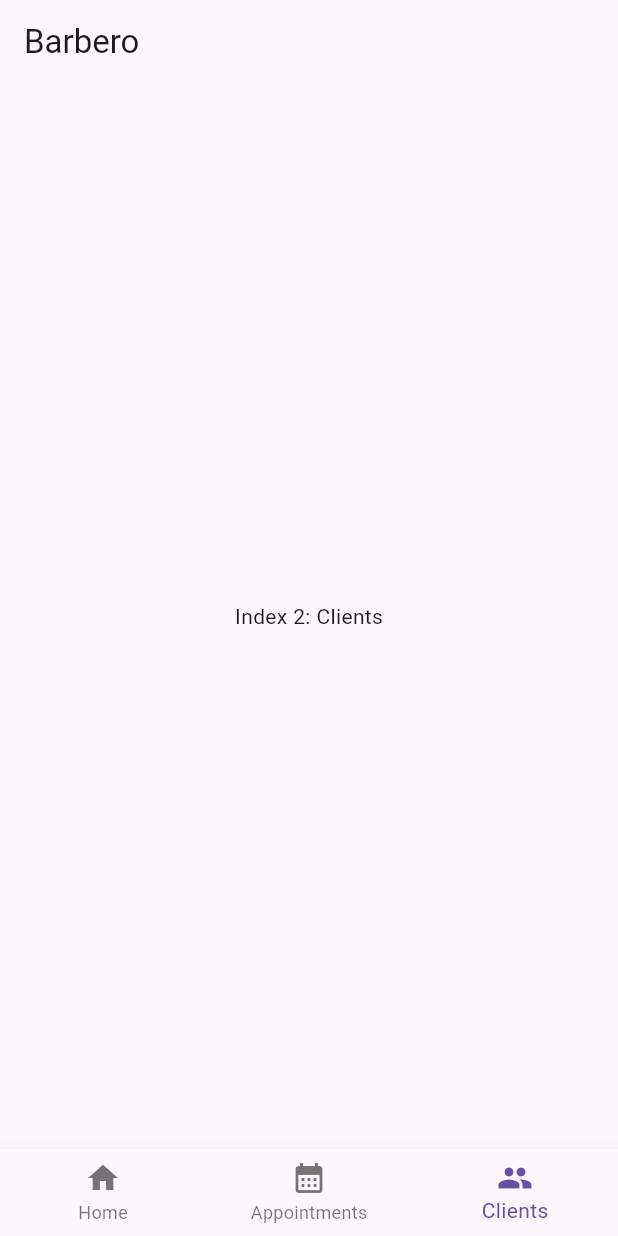
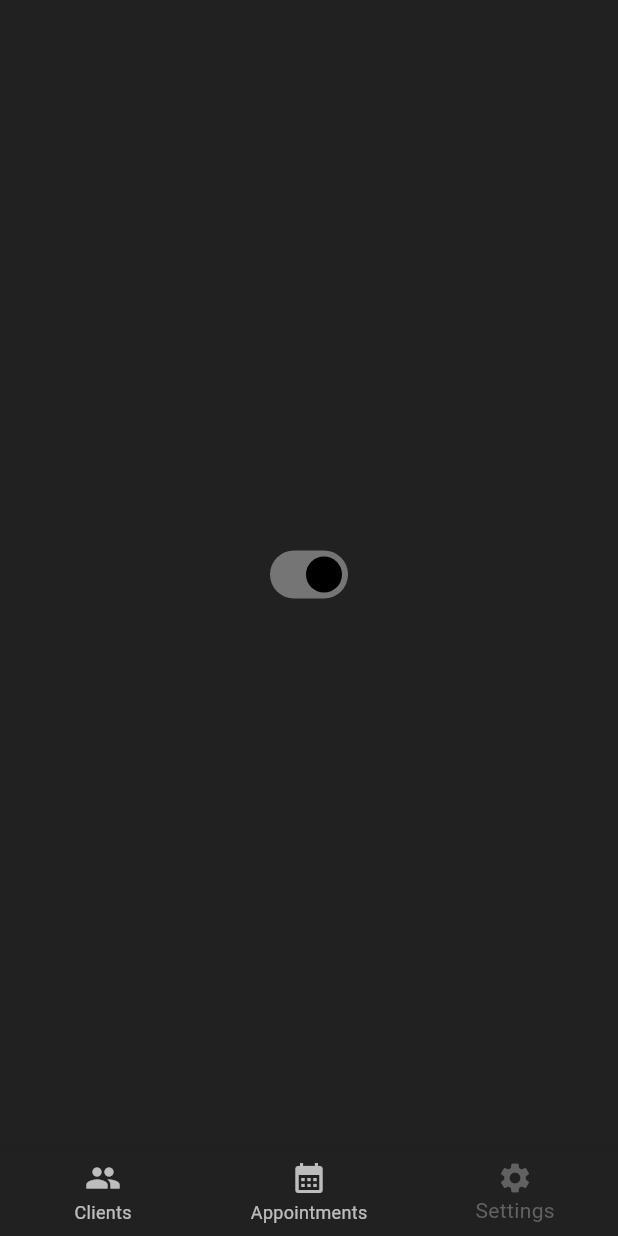
Before and after one commit to GiulioCallegarin/Barbero, a Flutter app: the screen it shows after launch, item 3 of the bottom bar chosen, on a phone screen of 412 x 824 dp. Run offline on Flutter 3.47's test engine with Material 3 defaults, Android fonts, the phone set to English and light mode, and no system bars.

Commit message:
ThemeProvider and toggle

```diff
--- /dev/null
+++ b/lib/app_router.dart
@@ -0,0 +1,48 @@
+import 'package:barbero/pages/appointments_page.dart';
+import 'package:barbero/pages/clients_page.dart';
+import 'package:barbero/pages/settings_page.dart';
+import 'package:flutter/material.dart';
+
+class AppRouter extends StatefulWidget {
+  const AppRouter({super.key});
+
+  @override
+  State<AppRouter> createState() => _AppRouterState();
+}
+
+class _AppRouterState extends State<AppRouter> {
+  int _selectedIndex = 0;
+
+  static const List<Widget> _widgetOptions = <Widget>[
+    ClientsPage(),
+    AppointmentsPage(),
+    SettingsPage(),
+  ];
+
+  List<BottomNavigationBarItem> get navBarItems {
+    return const <BottomNavigationBarItem>[
+      BottomNavigationBarItem(icon: Icon(Icons.people), label: 'Clients'),
+      BottomNavigationBarItem(
+        icon: Icon(Icons.calendar_month),
+        label: 'Appointments',
+      ),
+      BottomNavigationBarItem(icon: Icon(Icons.settings), label: 'Settings'),
+    ];
+  }
+
+  @override
+  Widget build(BuildContext context) {
+    return Scaffold(
+      body: Center(child: _widgetOptions.elementAt(_selectedIndex)),
+      bottomNavigationBar: BottomNavigationBar(
+        items: navBarItems,
+        currentIndex: _selectedIndex,
+        onTap: (int index) {
+          setState(() {
+            _selectedIndex = index;
+          });
+        },
+      ),
+    );
+  }
+}
--- a/lib/main.dart
+++ b/lib/main.dart
@@ -1,53 +1,31 @@
-import 'package:barbero/screens/appointments_screen.dart';
-import 'package:barbero/screens/clients_screen.dart';
-import 'package:barbero/screens/home_screen.dart';
+import 'package:barbero/app_router.dart';
+import 'package:barbero/theme/theme_provider.dart';
 import 'package:flutter/material.dart';
+import 'package:provider/provider.dart';
 
-void main() {
-  runApp(const MyApp());
+void main() async {
+  await init();
+  runApp(
+    ChangeNotifierProvider(
+      create: (context) => ThemeProvider(),
+      child: MyApp(),
+    ),
+  );
 }
 
-class MyApp extends StatefulWidget {
-  const MyApp({super.key});
-
-  @override
-  State<MyApp> createState() => _MyAppState();
+Future<void> init() async {
+  WidgetsFlutterBinding.ensureInitialized();
 }
 
-class _MyAppState extends State<MyApp> {
-  int _selectedIndex = 0;
-
-  static const List<Widget> _widgetOptions = <Widget>[
-    HomeScreen(),
-    AppointmentsScreen(),
-    ClientsScreen(),
-  ];
+class MyApp extends StatelessWidget {
+  const MyApp({super.key});
 
   @override
   Widget build(BuildContext context) {
     return MaterialApp(
-      darkTheme: ThemeData.dark(),
-      home: Scaffold(
-        appBar: AppBar(title: const Text('Barbero')),
-        body: Center(child: _widgetOptions.elementAt(_selectedIndex)),
-        bottomNavigationBar: BottomNavigationBar(
-          items: const <BottomNavigationBarItem>[
-            BottomNavigationBarItem(icon: Icon(Icons.home), label: 'Home'),
-            BottomNavigationBarItem(
-              icon: Icon(Icons.calendar_month),
-              label: 'Appointments',
-            ),
-            BottomNavigationBarItem(icon: Icon(Icons.people), label: 'Clients'),
-          ],
-          currentIndex: _selectedIndex,
-          selectedItemColor: Colors.deepPurpleAccent[800],
-          onTap: (int index) {
-            setState(() {
-              _selectedIndex = index;
-            });
-          },
-        ),
-      ),
+      debugShowCheckedModeBanner: false,
+      home: AppRouter(),
+      theme: Provider.of<ThemeProvider>(context).themeData,
     );
   }
 }
--- /dev/null
+++ b/lib/models/appointment_type.dart
@@ -0,0 +1,6 @@
+class AppointmentType {
+  late int id;
+  late String name;
+  late double defaultPrice;
+  late int defaultDuration;
+}
--- a/lib/screens/appointments_screen.dart
+++ b/lib/pages/appointments_page.dart
@@ -1,7 +1,7 @@
 import 'package:flutter/material.dart';
 
-class AppointmentsScreen extends StatelessWidget {
-  const AppointmentsScreen({super.key});
+class AppointmentsPage extends StatelessWidget {
+  const AppointmentsPage({super.key});
 
   @override
   Widget build(BuildContext context) {
--- /dev/null
+++ b/lib/pages/settings_page.dart
@@ -0,0 +1,22 @@
+import 'package:barbero/theme/theme_provider.dart';
+import 'package:flutter/material.dart';
+import 'package:provider/provider.dart';
+
+class SettingsPage extends StatelessWidget {
+  const SettingsPage({super.key});
+
+  @override
+  Widget build(BuildContext context) {
+    return Center(
+      child: Switch(
+        value: Provider.of<ThemeProvider>(context).isDarkMode,
+        onChanged:
+            (value) =>
+                Provider.of<ThemeProvider>(
+                  context,
+                  listen: false,
+                ).toggleTheme(),
+      ),
+    );
+  }
+}
--- a/lib/screens/clients_screen.dart
+++ /dev/null
@@ -1,10 +0,0 @@
-import 'package:flutter/material.dart';
-
-class ClientsScreen extends StatelessWidget {
-  const ClientsScreen({super.key});
-
-  @override
-  Widget build(BuildContext context) {
-    return Center(child: Text('Index 2: Clients'));
-  }
-}
--- a/lib/screens/home_screen.dart
+++ /dev/null
@@ -1,10 +0,0 @@
-import 'package:flutter/material.dart';
-
-class HomeScreen extends StatelessWidget {
-  const HomeScreen({super.key});
-
-  @override
-  Widget build(BuildContext context) {
-    return Center(child: Text('Index 0: Home'));
-  }
-}
--- /dev/null
+++ b/lib/theme/dark_mode.dart
@@ -0,0 +1,11 @@
+import 'package:flutter/material.dart';
+
+ThemeData darkMode = ThemeData(
+  colorScheme: ColorScheme.dark(
+    surface: Colors.grey.shade900,
+    primary: Colors.grey.shade600,
+    secondary: Colors.grey.shade700,
+    tertiary: Colors.grey.shade800,
+    inversePrimary: Colors.grey.shade300,
+  ),
+);
--- /dev/null
+++ b/lib/theme/light_mode.dart
@@ -0,0 +1,11 @@
+import 'package:flutter/material.dart';
+
+ThemeData lightMode = ThemeData(
+  colorScheme: ColorScheme.light(
+    surface: Colors.grey.shade300,
+    primary: Colors.grey.shade500,
+    secondary: Colors.grey.shade200,
+    tertiary: Colors.white,
+    inversePrimary: Colors.grey.shade900,
+  ),
+);
--- /dev/null
+++ b/lib/theme/theme_provider.dart
@@ -0,0 +1,23 @@
+import 'package:barbero/theme/dark_mode.dart';
+import 'package:barbero/theme/light_mode.dart';
+import 'package:flutter/material.dart';
+
+class ThemeProvider extends ChangeNotifier {
+  ThemeData _themeData = darkMode;
+
+  ThemeData get themeData => _themeData;
+  bool get isDarkMode => _themeData == darkMode;
+
+  set themeData(ThemeData themeData) {
+    _themeData = themeData;
+    notifyListeners();
+  }
+
+  void toggleTheme() {
+    if (_themeData == darkMode) {
+      themeData = lightMode;
+    } else {
+      themeData = darkMode;
+    }
+  }
+}
--- a/pubspec.yaml
+++ b/pubspec.yaml
@@ -2,7 +2,7 @@ name: barbero
 description: "A new Flutter project."
 # The following line prevents the package from being accidentally published to
 # pub.dev using `flutter pub publish`. This is preferred for private packages.
-publish_to: 'none' # Remove this line if you wish to publish to pub.dev
+publish_to: "none" # Remove this line if you wish to publish to pub.dev
 
 # The following defines the version and build number for your application.
 # A version number is three numbers separated by dots, like 1.2.43
@@ -34,6 +34,7 @@ dependencies:
   # The following adds the Cupertino Icons font to your application.
   # Use with the CupertinoIcons class for iOS style icons.
   cupertino_icons: ^1.0.8
+  provider: ^6.1.2
 
 dev_dependencies:
   flutter_test:
@@ -51,7 +52,6 @@ dev_dependencies:
 
 # The following section is specific to Flutter packages.
 flutter:
-
   # The following line ensures that the Material Icons font is
   # included with your application, so that you can use the icons in
   # the material Icons class.
```
Also changed, not shown: lib/models/appointment.dart (added, +12 -0 lines), lib/models/client.dart (added, +8 -0 lines), lib/pages/clients_page.dart (added, +10 -0 lines), pubspec.lock.
